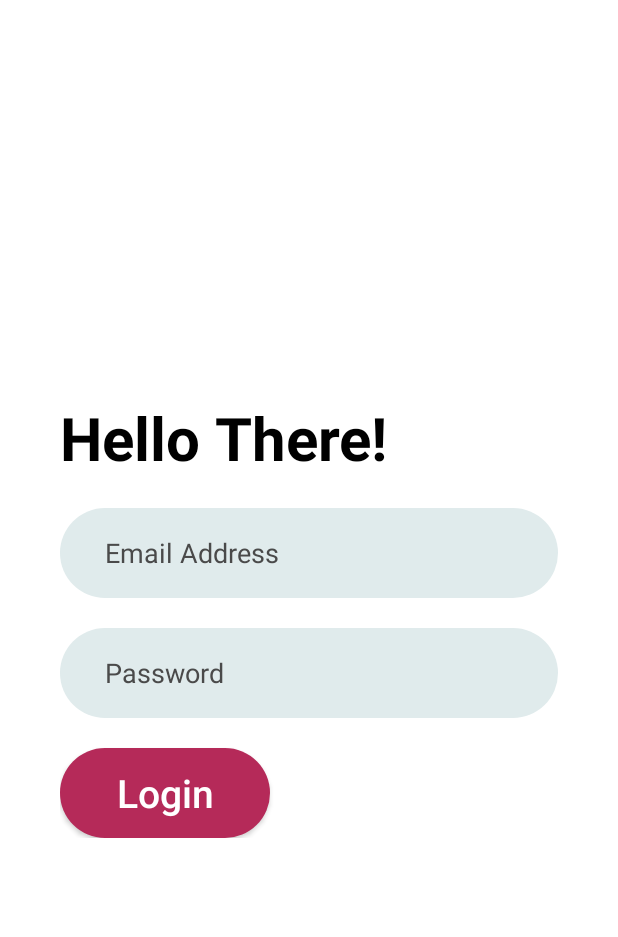
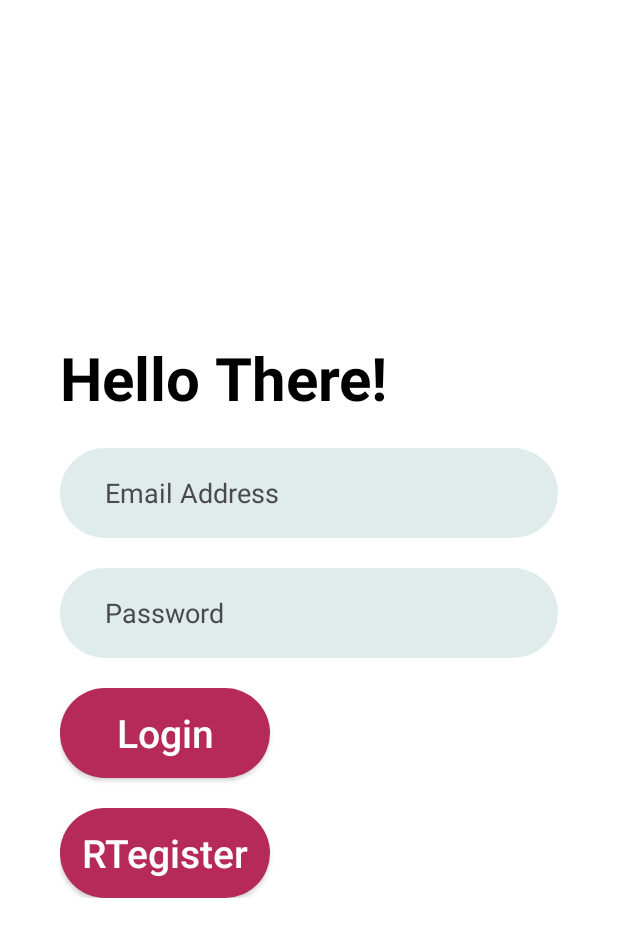
Before and after one commit to Ramprasathselvam/Card-Animation, an Android app: the screen it shows after launch (loginView), on a phone screen of 412 x 824 dp. Shown: the top 937 px of the screen. Run offline under Robolectric (Android 15) with nearby library versions, the phone set to English and light mode, and no system bars; our stand-ins replace Firebase (no records; nobody signed in at launch, a user with empty details on screens opened directly).

Commit message:
Login eith Firebase

```diff
--- a/app/build.gradle
+++ b/app/build.gradle
@@ -1,4 +1,5 @@
 apply plugin: 'com.android.application'
+apply plugin: 'com.google.gms.google-services'
 
 android {
     compileSdkVersion 29
@@ -26,6 +27,8 @@ dependencies {
     implementation fileTree(dir: "libs", include: ["*.jar"])
     implementation 'androidx.appcompat:appcompat:1.2.0'
     implementation 'androidx.constraintlayout:constraintlayout:1.1.3'
+    implementation 'com.google.firebase:firebase-auth:16.0.5'
+    implementation 'com.google.android.gms:play-services-auth:18.1.0'
     testImplementation 'junit:junit:4.12'
     androidTestImplementation 'androidx.test.ext:junit:1.1.1'
     androidTestImplementation 'androidx.test.espresso:espresso-core:3.2.0'
--- a/app/src/main/res/layout/activity_login_view.xml
+++ b/app/src/main/res/layout/activity_login_view.xml
@@ -61,6 +61,16 @@
                 android:textSize="26dp"
                 android:onClick="loginBtnTapped"
                 />
+        <Button
+            android:layout_width="140dp"
+            android:layout_height="60dp"
+            android:background="@drawable/common_button"
+            android:layout_marginTop="20dp"
+            android:text="RTegister"
+            android:textAllCaps="false"
+            android:textSize="26dp"
+            android:onClick="createAccount"
+            />
 
 
 
--- a/build.gradle
+++ b/build.gradle
@@ -6,6 +6,7 @@ buildscript {
     }
     dependencies {
         classpath "com.android.tools.build:gradle:4.0.0"
+        classpath 'com.google.gms:google-services:4.2.0'
 
         // NOTE: Do not place your application dependencies here; they belong
         // in the individual module build.gradle files
```
Also changed, not shown: app/src/main/java/com/example/helloworld/VideoActivity.java (+14 -0 lines), app/src/main/java/com/example/helloworld/loginView.java (+73 -3 lines), app/src/main/res/layout/activity_video.xml (+21 -0 lines), 1 other file.
